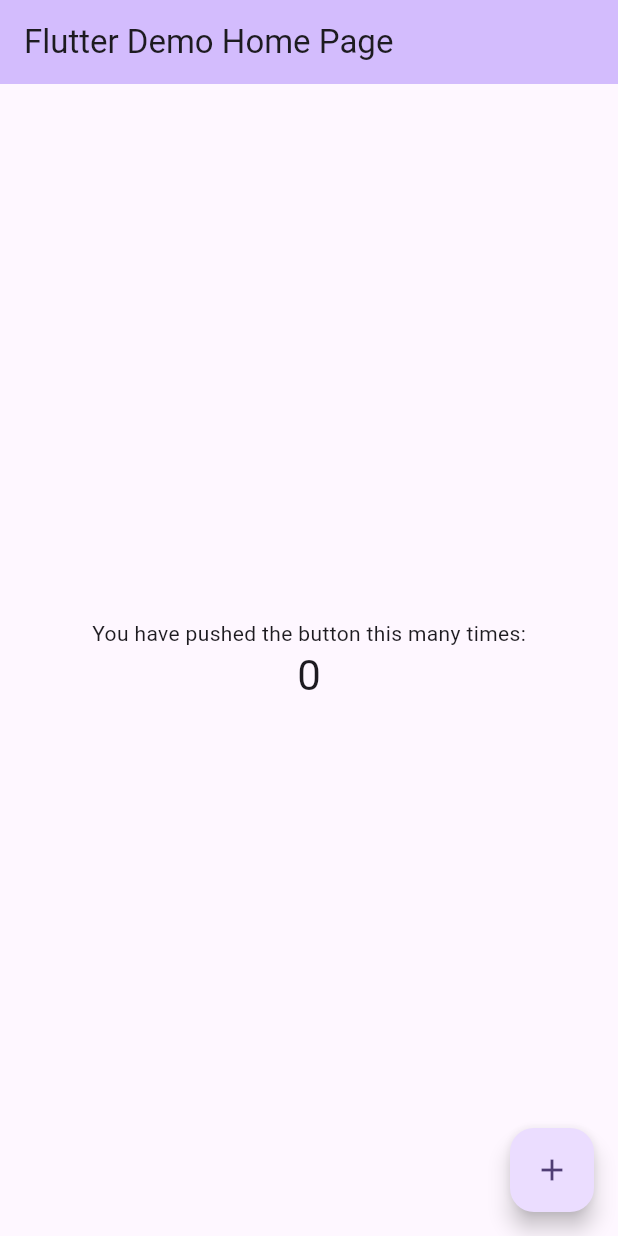
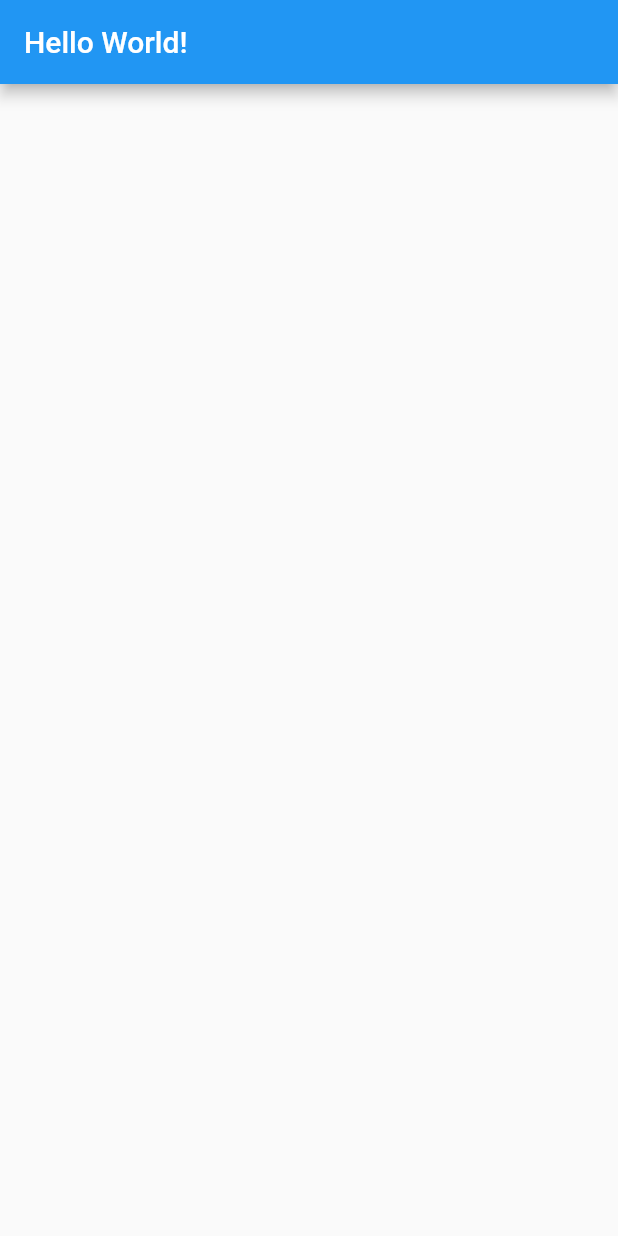
Before and after one commit to Radicheski/flutter-basics, a Flutter app: the screen it shows after launch, on a phone screen of 412 x 824 dp. Run offline on Flutter 3.47's test engine with Material 2 defaults, Android fonts, the phone set to English and light mode, and no system bars.

Commit message:
Lição 1 concluída

```diff
--- a/flutter_basics/lib/main.dart
+++ b/flutter_basics/lib/main.dart
@@ -1,125 +1,11 @@
 import 'package:flutter/material.dart';
 
 void main() {
-  runApp(const MyApp());
+  runApp(MaterialApp(
+    home: Scaffold(
+      appBar: AppBar(
+        title: const Text("Hello World!")
+      )
+    )
+  ));
 }
-
-class MyApp extends StatelessWidget {
-  const MyApp({super.key});
-
-  // This widget is the root of your application.
-  @override
-  Widget build(BuildContext context) {
-    return MaterialApp(
-      title: 'Flutter Demo',
-      theme: ThemeData(
-        // This is the theme of your application.
-        //
-        // TRY THIS: Try running your application with "flutter run". You'll see
-        // the application has a blue toolbar. Then, without quitting the app,
-        // try changing the seedColor in the colorScheme below to Colors.green
-        // and then invoke "hot reload" (save your changes or press the "hot
-        // reload" button in a Flutter-supported IDE, or press "r" if you used
-        // the command line to start the app).
-        //
-        // Notice that the counter didn't reset back to zero; the application
-        // state is not lost during the reload. To reset the state, use hot
-        // restart instead.
-        //
-        // This works for code too, not just values: Most code changes can be
-        // tested with just a hot reload.
-        colorScheme: ColorScheme.fromSeed(seedColor: Colors.deepPurple),
-        useMaterial3: true,
-      ),
-      home: const MyHomePage(title: 'Flutter Demo Home Page'),
-    );
-  }
-}
-
-class MyHomePage extends StatefulWidget {
-  const MyHomePage({super.key, required this.title});
-
-  // This widget is the home page of your application. It is stateful, meaning
-  // that it has a State object (defined below) that contains fields that affect
-  // how it looks.
-
-  // This class is the configuration for the state. It holds the values (in this
-  // case the title) provided by the parent (in this case the App widget) and
-  // used by the build method of the State. Fields in a Widget subclass are
-  // always marked "final".
-
-  final String title;
-
-  @override
-  State<MyHomePage> createState() => _MyHomePageState();
-}
-
-class _MyHomePageState extends State<MyHomePage> {
-  int _counter = 0;
-
-  void _incrementCounter() {
-    setState(() {
-      // This call to setState tells the Flutter framework that something has
-      // changed in this State, which causes it to rerun the build method below
-      // so that the display can reflect the updated values. If we changed
-      // _counter without calling setState(), then the build method would not be
-      // called again, and so nothing would appear to happen.
-      _counter++;
-    });
-  }
-
-  @override
-  Widget build(BuildContext context) {
-    // This method is rerun every time setState is called, for instance as done
-    // by the _incrementCounter method above.
-    //
-    // The Flutter framework has been optimized to make rerunning build methods
-    // fast, so that you can just rebuild anything that needs updating rather
-    // than having to individually change instances of widgets.
-    return Scaffold(
-      appBar: AppBar(
-        // TRY THIS: Try changing the color here to a specific color (to
-        // Colors.amber, perhaps?) and trigger a hot reload to see the AppBar
-        // change color while the other colors stay the same.
-        backgroundColor: Theme.of(context).colorScheme.inversePrimary,
-        // Here we take the value from the MyHomePage object that was created by
-        // the App.build method, and use it to set our appbar title.
-        title: Text(widget.title),
-      ),
-      body: Center(
-        // Center is a layout widget. It takes a single child and positions it
-        // in the middle of the parent.
-        child: Column(
-          // Column is also a layout widget. It takes a list of children and
-          // arranges them vertically. By default, it sizes itself to fit its
-          // children horizontally, and tries to be as tall as its parent.
-          //
-          // Column has various properties to control how it sizes itself and
-          // how it positions its children. Here we use mainAxisAlignment to
-          // center the children vertically; the main axis here is the vertical
-          // axis because Columns are vertical (the cross axis would be
-          // horizontal).
-          //
-          // TRY THIS: Invoke "debug painting" (choose the "Toggle Debug Paint"
-          // action in the IDE, or press "p" in the console), to see the
-          // wireframe for each widget.
-          mainAxisAlignment: MainAxisAlignment.center,
-          children: <Widget>[
-            const Text(
-              'You have pushed the button this many times:',
-            ),
-            Text(
-              '$_counter',
-              style: Theme.of(context).textTheme.headlineMedium,
-            ),
-          ],
-        ),
-      ),
-      floatingActionButton: FloatingActionButton(
-        onPressed: _incrementCounter,
-        tooltip: 'Increment',
-        child: const Icon(Icons.add),
-      ), // This trailing comma makes auto-formatting nicer for build methods.
-    );
-  }
-}
```
